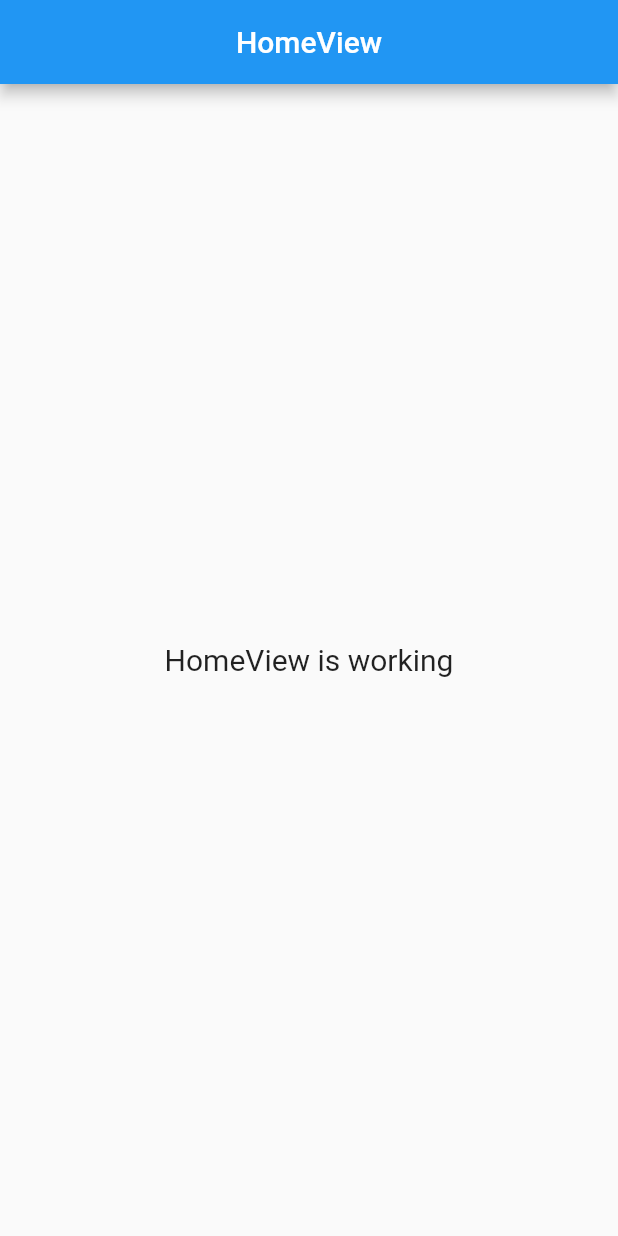
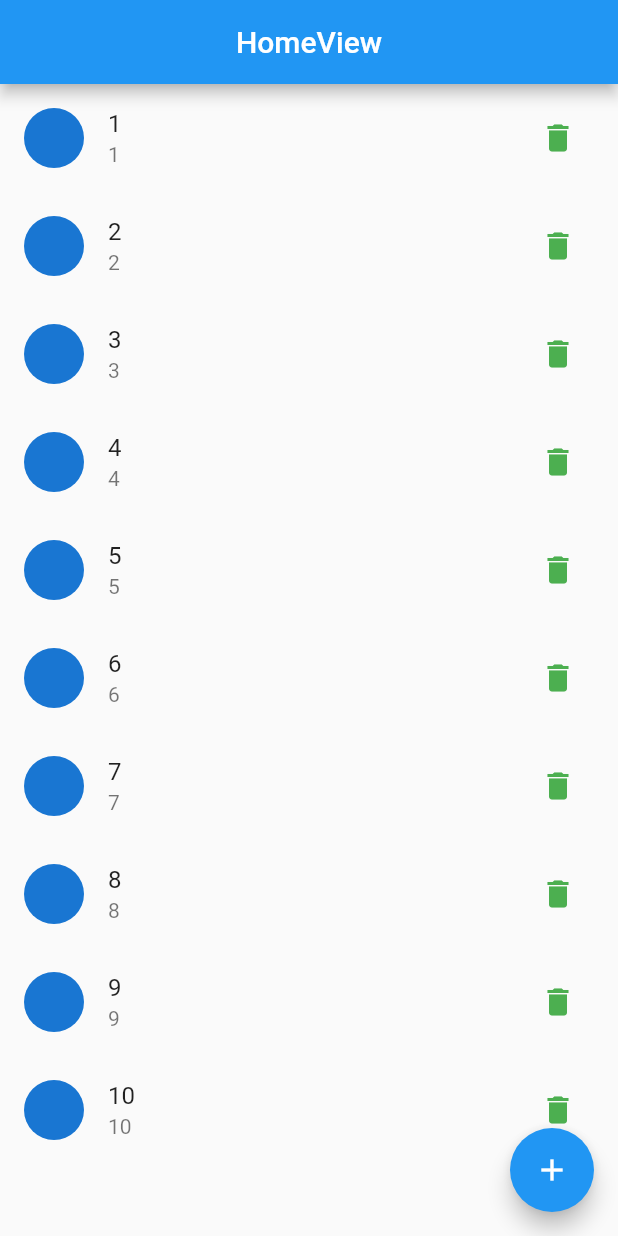
Before and after one commit to angular403/latihan_moor_db, a Flutter app: the screen it shows after launch, on a phone screen of 412 x 824 dp. Run offline on Flutter 3.47's test engine with Material 2 defaults, Android fonts, the light colour scheme and no system bars; our stand-ins replace get, moor_flutter; generated files the repository leaves out were written again.

```diff
--- a/lib/app/modules/home/views/home_view.dart
+++ b/lib/app/modules/home/views/home_view.dart
@@ -1,6 +1,7 @@
 import 'package:flutter/material.dart';
 
 import 'package:get/get.dart';
+import 'package:latihan_moor_db/app/routes/app_pages.dart';
 
 import '../controllers/home_controller.dart';
 
@@ -12,11 +13,29 @@ class HomeView extends GetView<HomeController> {
         title: Text('HomeView'),
         centerTitle: true,
       ),
-      body: Center(
-        child: Text(
-          'HomeView is working',
-          style: TextStyle(fontSize: 20),
-        ),
+      body: ListView.builder(
+        itemCount: 10,
+        itemBuilder: (context, index) {
+          return ListTile(
+            onTap: () {
+              Get.toNamed(Routes.EDIT_NOTE, arguments: index + 1);
+            },
+            leading: CircleAvatar(),
+            title: Text("${index + 1}"),
+            subtitle: Text("${index + 1}"),
+            trailing: IconButton(
+              onPressed: () {},
+              icon: Icon(Icons.delete),
+              color: Colors.green,
+            ),
+          );
+        },
+      ),
+      floatingActionButton: FloatingActionButton(
+        onPressed: () {
+          Get.toNamed(Routes.ADD_NOTE);
+        },
+        child: Icon(Icons.add),
       ),
     );
   }
--- a/lib/app/routes/app_routes.dart
+++ b/lib/app/routes/app_routes.dart
@@ -5,8 +5,12 @@ abstract class Routes {
   Routes._();
 
   static const HOME = _Paths.HOME;
+  static const ADD_NOTE = _Paths.ADD_NOTE;
+  static const EDIT_NOTE = _Paths.EDIT_NOTE;
 }
 
 abstract class _Paths {
   static const HOME = '/home';
+  static const ADD_NOTE = '/add-note';
+  static const EDIT_NOTE = '/edit-note';
 }
--- a/pubspec.yaml
+++ b/pubspec.yaml
@@ -8,11 +8,14 @@ environment:
 dependencies:
   cupertino_icons: ^1.0.2
   get: 4.6.1
+  moor_flutter: 4.1.0
   flutter:
     sdk: flutter
 
 dev_dependencies:
   flutter_lints: ^1.0.0
+  build_runner: 2.1.8
+  moor_generator: 4.6.0+1
   flutter_test:
     sdk: flutter
 
```
Also changed, not shown: lib/app/data/db/note_database.dart (added, +19 -0 lines), lib/app/modules/add_note/bindings/add_note_binding.dart (added, +12 -0 lines), lib/app/modules/add_note/controllers/add_note_controller.dart (added, +7 -0 lines), lib/app/modules/add_note/views/add_note_view.dart (added, +53 -0 lines), lib/app/modules/edit_note/bindings/edit_note_binding.dart (added, +12 -0 lines), lib/app/modules/edit_note/controllers/edit_note_controller.dart (added, +7 -0 lines), lib/app/modules/edit_note/views/edit_note_view.dart (added, +56 -0 lines), lib/app/routes/app_pages.dart (+14 -0 lines), lib/app/data/db/note_database.g.dart (added), pubspec.lock.
